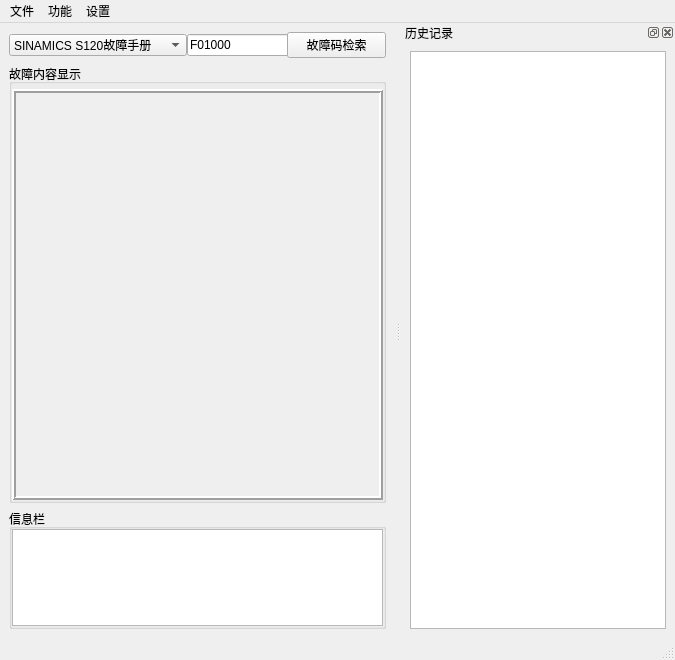
Above: Ui_PDF.ui from AngelButterfally/PDF before the change. Below: the same form after it.
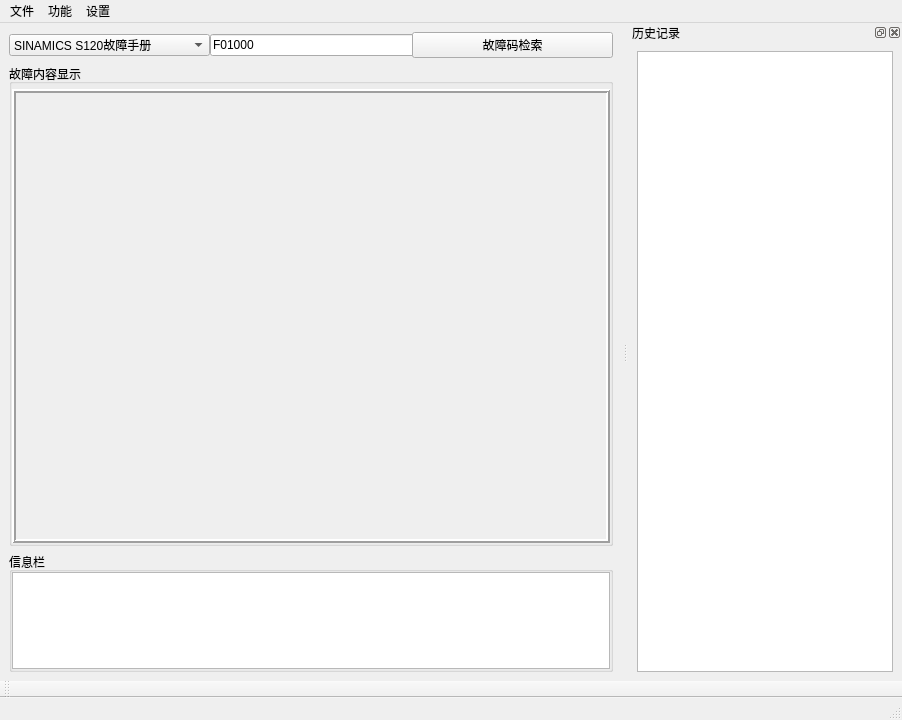
That is the form after the change. Icons and pictures are not drawn.

Commit message: 界面V0.5

Diff of the .ui file:
```diff
--- a/Ui_PDF.ui
+++ b/Ui_PDF.ui
@@ -6,8 +6,8 @@
    <rect>
     <x>0</x>
     <y>0</y>
-    <width>675</width>
-    <height>660</height>
+    <width>902</width>
+    <height>720</height>
    </rect>
   </property>
   <property name="windowTitle">
@@ -190,8 +190,8 @@
            <rect>
             <x>0</x>
             <y>0</y>
-            <width>552</width>
-            <height>415</height>
+            <width>596</width>
+            <height>463</height>
            </rect>
           </property>
           <layout class="QGridLayout" name="gridLayout_2">
@@ -203,20 +203,45 @@
                <height>0</height>
               </size>
              </property>
+             <property name="layoutDirection">
+              <enum>Qt::LeftToRight</enum>
+             </property>
              <property name="frameShape">
               <enum>QFrame::NoFrame</enum>
              </property>
              <property name="text">
               <string/>
              </property>
-             <property name="textFormat">
-              <enum>Qt::AutoText</enum>
-             </property>
              <property name="alignment">
               <set>Qt::AlignLeading|Qt::AlignLeft|Qt::AlignTop</set>
              </property>
             </widget>
            </item>
+           <item row="1" column="0">
+            <widget class="QLabel" name="label_icon">
+             <property name="minimumSize">
+              <size>
+               <width>0</width>
+               <height>54</height>
+              </size>
+             </property>
+             <property name="maximumSize">
+              <size>
+               <width>16777215</width>
+               <height>55</height>
+              </size>
+             </property>
+             <property name="text">
+              <string/>
+             </property>
+             <property name="pixmap">
+              <pixmap>icon/RIAMB_word.png</pixmap>
+             </property>
+             <property name="alignment">
+              <set>Qt::AlignBottom|Qt::AlignRight|Qt::AlignTrailing</set>
+             </property>
+            </widget>
+           </item>
           </layout>
          </widget>
         </widget>
@@ -231,7 +256,7 @@
     <rect>
      <x>0</x>
      <y>0</y>
-     <width>675</width>
+     <width>902</width>
      <height>23</height>
     </rect>
    </property>
@@ -266,7 +291,6 @@
    <addaction name="menu_2"/>
    <addaction name="menu_3"/>
   </widget>
-  <widget class="QStatusBar" name="statusbar"/>
   <widget class="QDockWidget" name="dockWidget_2">
    <property name="sizePolicy">
     <sizepolicy hsizetype="Minimum" vsizetype="Minimum">
@@ -298,6 +322,18 @@
     </layout>
    </widget>
   </widget>
+  <widget class="QToolBar" name="toolBar">
+   <property name="windowTitle">
+    <string>toolBar</string>
+   </property>
+   <attribute name="toolBarArea">
+    <enum>BottomToolBarArea</enum>
+   </attribute>
+   <attribute name="toolBarBreak">
+    <bool>false</bool>
+   </attribute>
+  </widget>
+  <widget class="QStatusBar" name="statusBar"/>
   <action name="actionOPEN">
    <property name="text">
     <string>打开</string>
```
Left out of the diff: 131 changed lines with no effect on the pictures. The commit also changes 5 other files.
